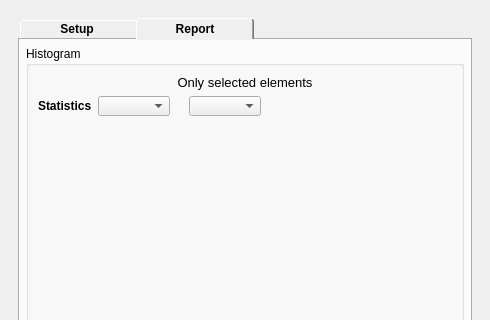
The window that ui/queries/qgisred_statisticsandgraphs_dock.ui (qgisred/QGISRed) describes before a commit, drawn with Qt 5; both pictures show x 0 to 490 and y 0 to 320 of the 490 by 557 pixel window.
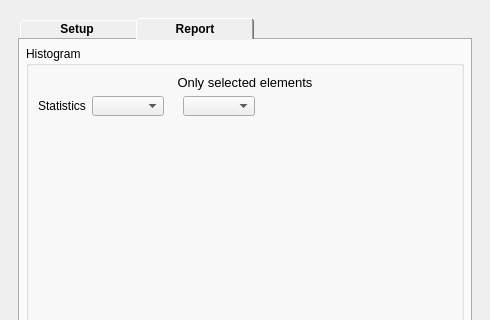
The same window after the commit. The open tabs and pages were chosen to show the change. Custom widgets are drawn as their Qt base class.

Commit message: Statistics: Remove bold from histogram statistic and class labels

The edit to the form file:
```diff
--- a/ui/queries/qgisred_statisticsandgraphs_dock.ui
+++ b/ui/queries/qgisred_statisticsandgraphs_dock.ui
@@ -625,12 +625,6 @@
                    </property>
                    <item>
                     <widget class="QLabel" name="labelStatistic">
-                     <property name="font">
-                      <font>
-                       <weight>75</weight>
-                       <bold>true</bold>
-                      </font>
-                     </property>
                      <property name="text">
                       <string>Statistics</string>
                      </property>
@@ -663,12 +657,6 @@
                    </item>
                    <item>
                     <widget class="QLabel" name="labelSecondClassValue">
-                     <property name="font">
-                      <font>
-                       <weight>75</weight>
-                       <bold>true</bold>
-                      </font>
-                     </property>
                      <property name="visible">
                       <bool>false</bool>
                      </property>
```
